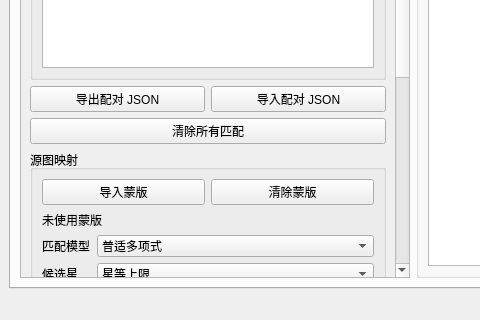
This is meteoalign/ui/main_window.ui in HG731GZ/HGMeteoTool as Qt 5 draws it before an edit; both pictures show x 0 to 480 and y 500 to 820 of the 1280 by 820 pixel window. The edited form follows.
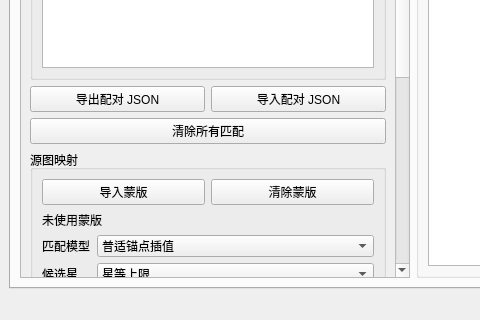
This is the edited form. The open tabs and pages were chosen to show the change.

Commit message: 优化插值与自动匹配

Diff of the .ui file:
```diff
--- a/meteoalign/ui/main_window.ui
+++ b/meteoalign/ui/main_window.ui
@@ -877,7 +877,7 @@
                  <widget class="QComboBox" name="comboBoxSkyAlignmentModel">
                   <item>
                    <property name="text">
-                    <string>普适多项式</string>
+                    <string>普适锚点插值</string>
                    </property>
                   </item>
                   <item>
```
The commit also changes 6 other files.
